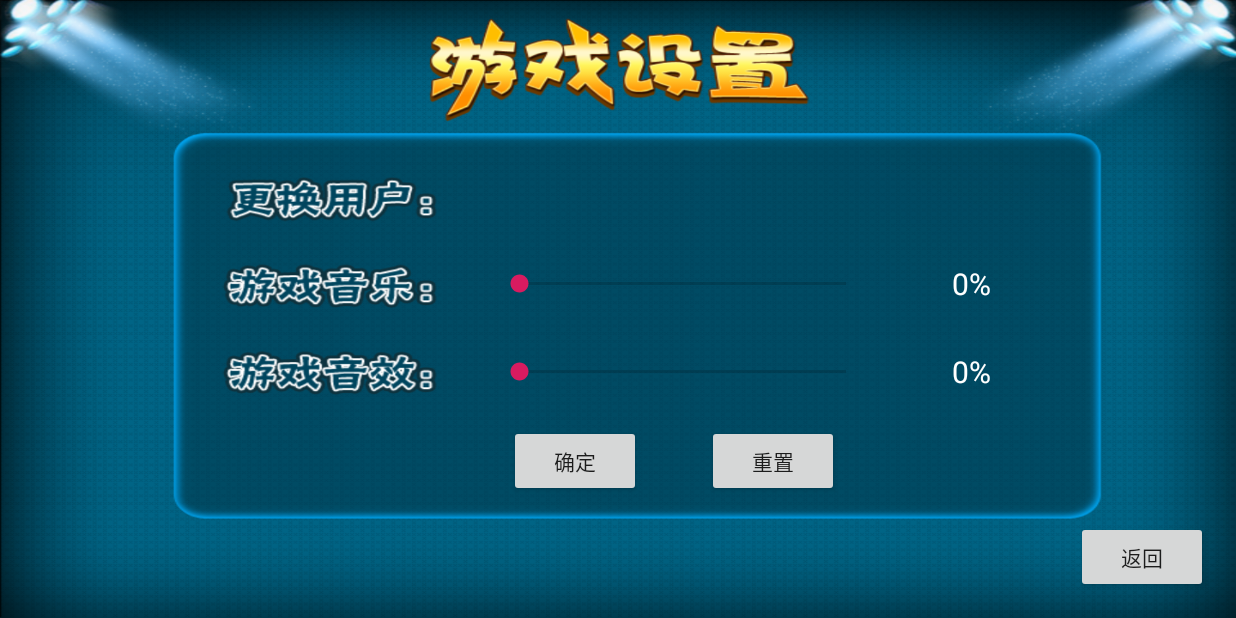
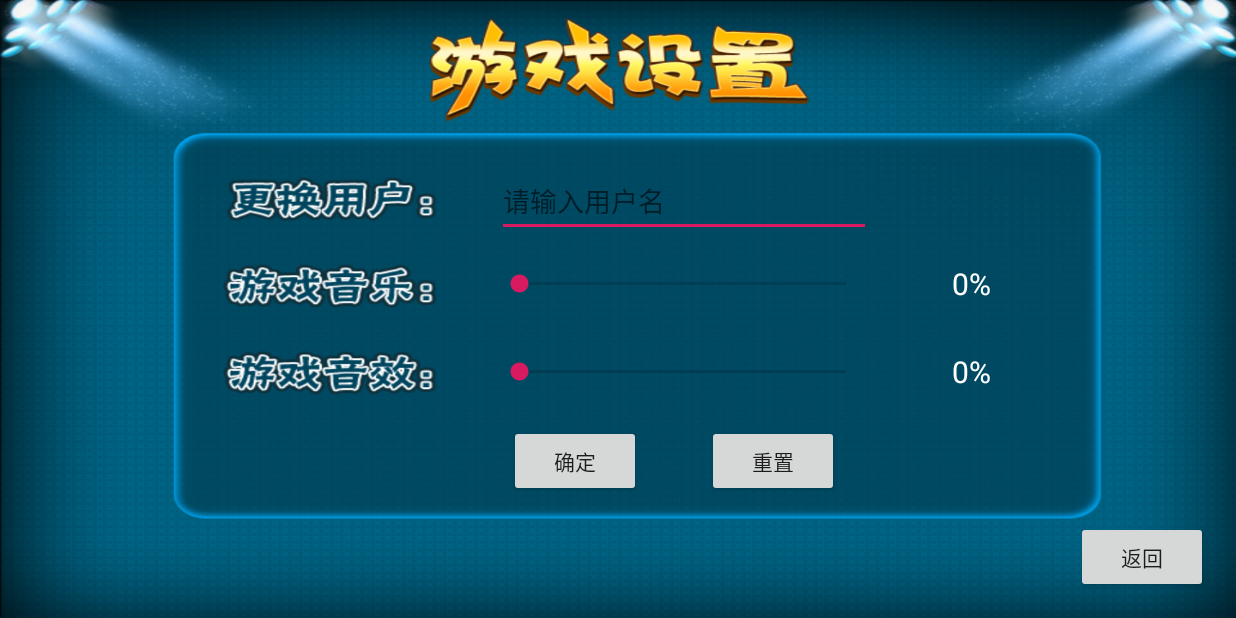
Before and after one commit to Aoi-hosizora/CDDGame_UML, an Android app: the SettingActivity screen opened directly, with no data from a screen before it, on a phone screen of 824 x 412 dp (held sideways). Run offline under Robolectric (Android 15) with nearby library versions, the phone set to English and light mode, and no system bars; 3 statements that could not run were skipped.

Commit message:
Improve MainAct & SettingAct

```diff
--- a/app/src/main/AndroidManifest.xml
+++ b/app/src/main/AndroidManifest.xml
@@ -11,7 +11,8 @@
         android:theme="@style/AppTheme">
 
         <activity
-            android:name=".UI.MainAct.MainActivity">
+            android:name=".UI.MainAct.MainActivity"
+            android:screenOrientation="landscape">
             <intent-filter>
                 <action android:name="android.intent.action.MAIN" />
                 <action android:name="android.intent.action.VIEW" />
--- a/app/src/main/java/com/oosad/cddgame/Data/User.java
+++ b/app/src/main/java/com/oosad/cddgame/Data/User.java
@@ -1,6 +1,8 @@
 package com.oosad.cddgame.Data;
 
-public class User {
+import java.io.Serializable;
+
+public class User implements Serializable {
 
     public User(String name) {
         this.name = name;
--- a/app/src/main/java/com/oosad/cddgame/UI/SettingAct/presenter/ISettingPresenter.java
+++ b/app/src/main/java/com/oosad/cddgame/UI/SettingAct/presenter/ISettingPresenter.java
@@ -1,4 +1,6 @@
 package com.oosad.cddgame.UI.SettingAct.presenter;
+
+import android.content.Intent;
 
 public interface ISettingPresenter {
 
@@ -6,5 +8,6 @@ public interface ISettingPresenter {
     void Handle_OKButton_Click(String userName, int BGMVoloum, int OtoVoloum);
     void Handle_ResetButton_Click();
 
+    void Handle_SetupBundle(Intent intent);
 
 }
--- a/app/src/main/java/com/oosad/cddgame/UI/SettingAct/presenter/SettingPresenterCompl.java
+++ b/app/src/main/java/com/oosad/cddgame/UI/SettingAct/presenter/SettingPresenterCompl.java
@@ -1,4 +1,8 @@
 package com.oosad.cddgame.UI.SettingAct.presenter;
+
+import android.content.Intent;
+import android.os.Bundle;
+import android.util.Log;
 
 import com.oosad.cddgame.Data.Setting;
 import com.oosad.cddgame.Data.User;
@@ -6,10 +10,29 @@ import com.oosad.cddgame.UI.SettingAct.view.ISettingView;
 
 public class SettingPresenterCompl implements ISettingPresenter {
 
+    public static final String INT_SETTING_INFO = "SETTING_INFO";
+    public static final String INT_BUNDLE_INFO = "BUNDLE_INFO";
+
     private ISettingView m_settingView;
 
     public SettingPresenterCompl(ISettingView iSettingView) {
         this.m_settingView = iSettingView;
+    }
+
+    private void ShowLogE(String FunctionName, String data) {
+        String TAG = "CDDGame";
+        String CN = "SettingPresenterCompl";
+        String msg = CN + "###" + FunctionName + "(): " + data;
+        Log.e(TAG, msg);
+    }
+
+    @Override
+    public void Handle_SetupBundle(Intent intent) {
+        Bundle bundle = intent.getBundleExtra(INT_BUNDLE_INFO);
+        Setting setting = (Setting) bundle.getSerializable(INT_SETTING_INFO);
+        User currUser = setting.getCurrUser();
+
+        m_settingView.onSetupUI(currUser.getName(), setting.getGameBGMVoloum(), setting.getGameOtoVoloum());
     }
 
     @Override
@@ -25,7 +48,8 @@ public class SettingPresenterCompl implements ISettingPresenter {
 
     @Override
     public void Handle_ResetButton_Click() {
-        ResetSetting();
+        // Setting.getInstance().resetSetting();
+        m_settingView.onResetUI();
     }
 
     private void CommitSetting(String userName, int BGMVoloum, int OtoVoloum) {
@@ -36,9 +60,4 @@ public class SettingPresenterCompl implements ISettingPresenter {
         setting.setGameBGMVoloum(BGMVoloum);
         setting.setGameOtoVoloum(OtoVoloum);
     }
-
-    private void ResetSetting() {
-        m_settingView.onResetSetting();
-    }
-
 }
--- a/app/src/main/java/com/oosad/cddgame/UI/SettingAct/view/ISettingView.java
+++ b/app/src/main/java/com/oosad/cddgame/UI/SettingAct/view/ISettingView.java
@@ -3,5 +3,7 @@ package com.oosad.cddgame.UI.SettingAct.view;
 public interface ISettingView {
 
     void onBackToMainActivity();
-    void onResetSetting();
+    void onResetUI();
+    void onShowNoneUserAlert();
+    void onSetupUI(String UserName, int BGMVoloum, int OtoVoloum);
 }
--- a/app/src/main/res/layout/activity_setting.xml
+++ b/app/src/main/res/layout/activity_setting.xml
@@ -32,6 +32,7 @@
         app:layout_constraintRight_toRightOf="parent"
         app:layout_constraintTop_toTopOf="parent"
         app:layout_constraintVertical_bias="0.779" />
+
 
     <Button
         android:id="@+id/id_SettingAct_ResetButton"
@@ -95,4 +96,18 @@
         app:layout_constraintTop_toTopOf="parent"
         app:layout_constraintVertical_bias="0.455" />
 
+    <EditText
+        android:id="@+id/id_SettingAct_UserNameEditText"
+        android:layout_width="249dp"
+        android:layout_height="44dp"
+        android:ems="10"
+        android:inputType="textPersonName"
+        android:hint="请输入用户名"
+        app:layout_constraintBottom_toBottomOf="parent"
+        app:layout_constraintHorizontal_bias="0.576"
+        app:layout_constraintLeft_toLeftOf="parent"
+        app:layout_constraintRight_toRightOf="parent"
+        app:layout_constraintTop_toTopOf="parent"
+        app:layout_constraintVertical_bias="0.31" />
+
 </android.support.constraint.ConstraintLayout>
```
Also changed, not shown: app/src/main/java/com/oosad/cddgame/Data/Setting.java (+10 -1 lines), app/src/main/java/com/oosad/cddgame/UI/MainAct/MainActivity.java (+15 -7 lines), app/src/main/java/com/oosad/cddgame/UI/MainAct/presenter/MainPresenterCompl.java (+20 -2 lines), app/src/main/java/com/oosad/cddgame/UI/SettingAct/SettingActivity.java (+53 -13 lines).
